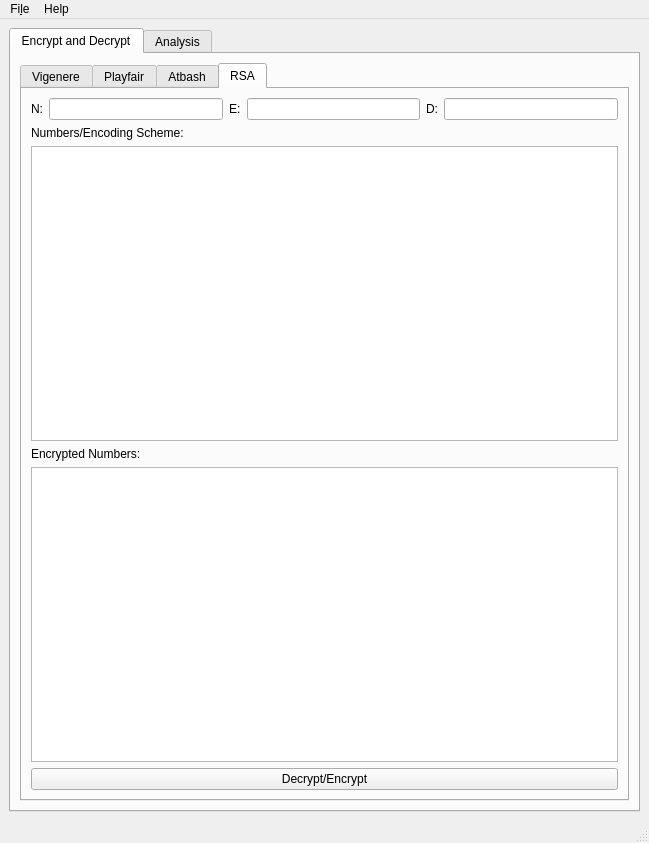
First picture: the form in gui/crypto.ui, repository CPanda/cryptography, before the edit.
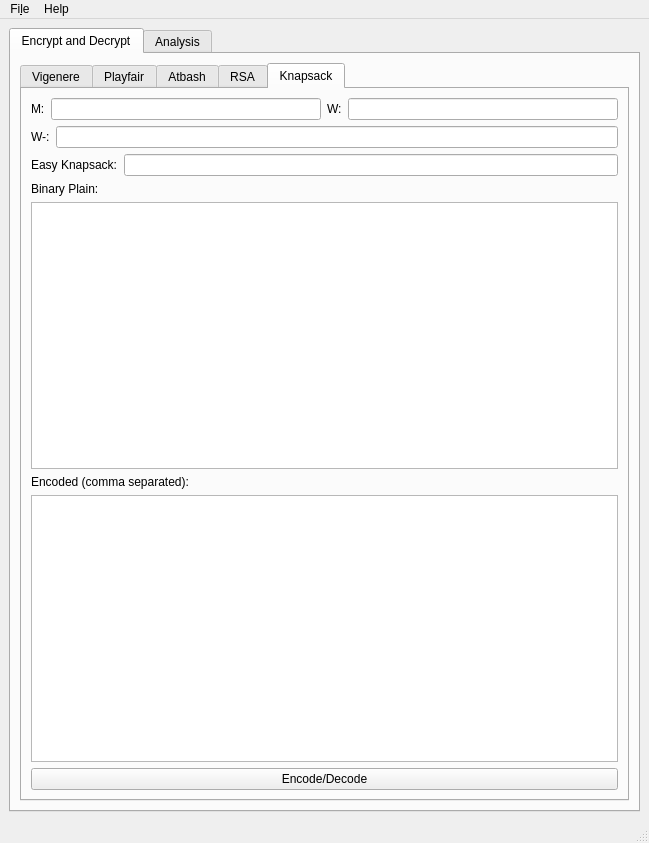
Second picture: the form after the edit. Custom widgets are drawn as their Qt base class.

Commit message: adds some knapsack support

The edit to the form file:
```diff
--- a/gui/crypto.ui
+++ b/gui/crypto.ui
@@ -30,7 +30,7 @@
           <item>
            <widget class="QTabWidget" name="encrypt_decrypt_tab">
             <property name="currentIndex">
-             <number>3</number>
+             <number>4</number>
             </property>
             <widget class="QWidget" name="tab">
              <attribute name="title">
@@ -228,7 +228,7 @@
               <item>
                <widget class="QLabel" name="label_22">
                 <property name="text">
-                 <string>Numbers/Encoding Scheme:</string>
+                 <string>Plain Numbers/Encoding Scheme: (Usually A = 01, B=02,..Z=26)</string>
                 </property>
                </widget>
               </item>
@@ -254,6 +254,92 @@
               </item>
              </layout>
             </widget>
+            <widget class="QWidget" name="tab_4">
+             <attribute name="title">
+              <string>Knapsack</string>
+             </attribute>
+             <layout class="QVBoxLayout" name="verticalLayout_12">
+              <item>
+               <layout class="QHBoxLayout" name="horizontalLayout_7">
+                <item>
+                 <widget class="QLabel" name="label_17">
+                  <property name="text">
+                   <string>M:</string>
+                  </property>
+                 </widget>
+                </item>
+                <item>
+                 <widget class="QLineEdit" name="knap_m"/>
+                </item>
+                <item>
+                 <widget class="QLabel" name="label_18">
+                  <property name="text">
+                   <string>W:</string>
+                  </property>
+                 </widget>
+                </item>
+                <item>
+                 <widget class="QLineEdit" name="knap_w"/>
+                </item>
+               </layout>
+              </item>
+              <item>
+               <layout class="QHBoxLayout" name="horizontalLayout_11">
+                <item>
+                 <widget class="QLabel" name="label_30">
+                  <property name="text">
+                   <string>W-:</string>
+                  </property>
+                 </widget>
+                </item>
+                <item>
+                 <widget class="QLineEdit" name="knap_invw"/>
+                </item>
+               </layout>
+              </item>
+              <item>
+               <layout class="QHBoxLayout" name="horizontalLayout_12">
+                <item>
+                 <widget class="QLabel" name="label_31">
+                  <property name="text">
+                   <string>Easy Knapsack:</string>
+                  </property>
+                 </widget>
+                </item>
+                <item>
+                 <widget class="QLineEdit" name="knap_ez"/>
+                </item>
+               </layout>
+              </item>
+              <item>
+               <widget class="QLabel" name="label_32">
+                <property name="text">
+                 <string>Binary Plain:</string>
+                </property>
+               </widget>
+              </item>
+              <item>
+               <widget class="QTextEdit" name="knap_bin"/>
+              </item>
+              <item>
+               <widget class="QLabel" name="label_33">
+                <property name="text">
+                 <string>Encoded (comma separated):</string>
+                </property>
+               </widget>
+              </item>
+              <item>
+               <widget class="QTextEdit" name="knap_encrypted_text"/>
+              </item>
+              <item>
+               <widget class="QPushButton" name="knap_btn_encdec">
+                <property name="text">
+                 <string>Encode/Decode</string>
+                </property>
+               </widget>
+              </item>
+             </layout>
+            </widget>
            </widget>
           </item>
          </layout>
```
Left out of the diff: 90 changed lines with no effect on the pictures. The commit also changes 4 other files.
